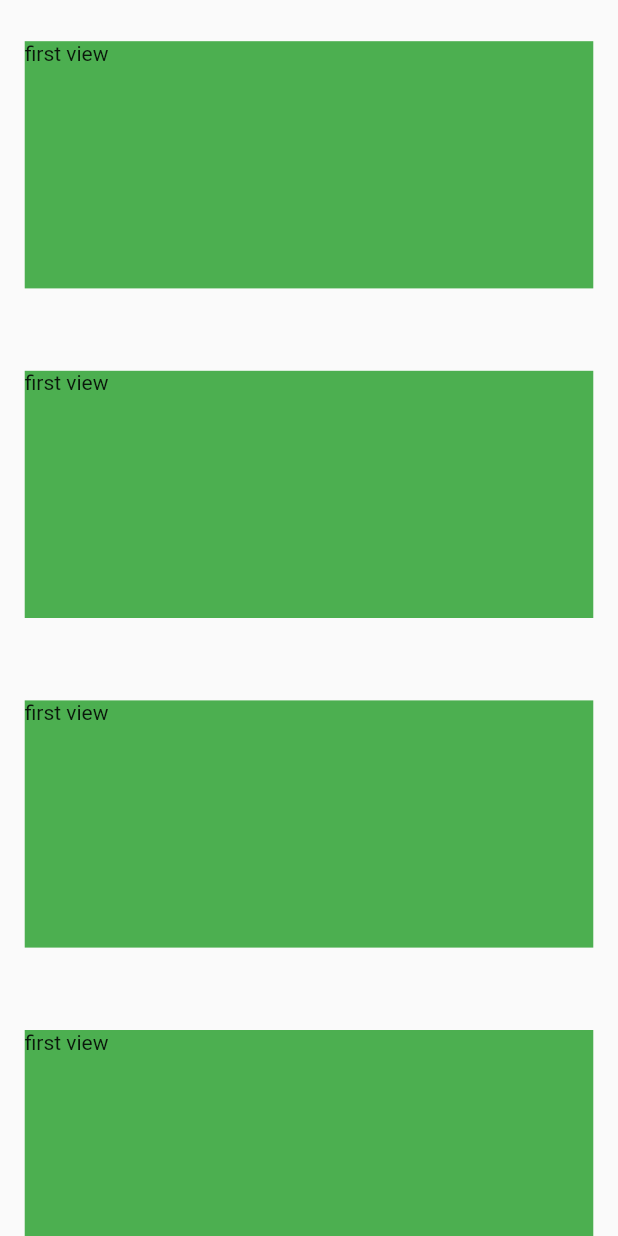
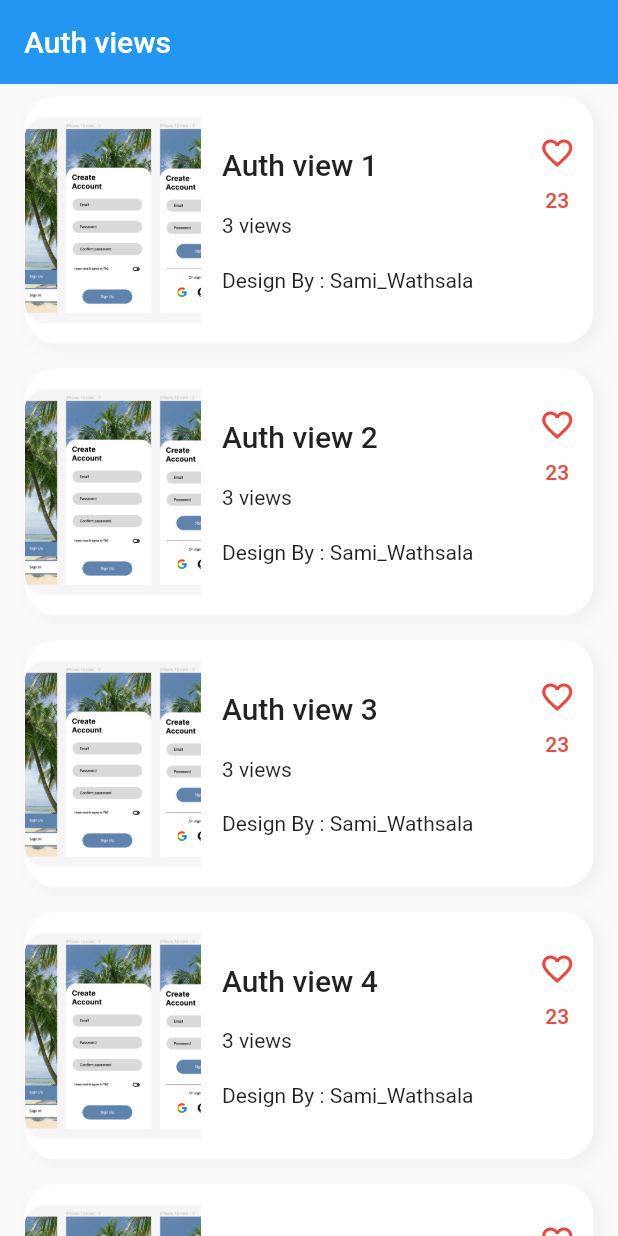
Before and after one commit to SamadhiWathsala/flutter_auth_story, a Flutter app: the screen it shows after launch, on a phone screen of 412 x 824 dp. Run offline on Flutter 3.47's test engine with Material 2 defaults, Android fonts, the phone set to English and light mode, and no system bars.

Commit message:
Design reusable home view

```diff
--- a/lib/home.dart
+++ b/lib/home.dart
@@ -7,15 +7,76 @@ class HomeView extends StatelessWidget {
   Widget build(BuildContext context) {
     final size = MediaQuery.of(context).size;
     return Scaffold(
+      appBar: AppBar(
+        title: const Text('Auth views'),
+        elevation: 0.0,
+      ),
       body: ListView.builder(
         itemCount: 5,
           itemBuilder: (context,index){
             return Padding(
-              padding: EdgeInsets.symmetric(horizontal: size.width/25,vertical: size.height/30),
-              child: Container(
-                color: Colors.green,
-                height: size.height/5,
-                child: Text('first view'),
+              padding: EdgeInsets.symmetric(horizontal: size.width/25,vertical: size.height/100),
+              child: InkWell(
+                onTap: (){
+                //  Navigation rute going here
+                },
+                child: Container(
+                  decoration: BoxDecoration(
+                      color: Colors.white,
+                    borderRadius: BorderRadius.all(Radius.circular(size.width/20)),
+                    boxShadow: [
+                      BoxShadow(
+                        blurRadius: 9,
+                        color: Colors.grey.shade200,
+                        offset: const Offset(4, 3)
+                      )
+                    ]
+                  ),
+
+                  height: size.height/5,
+                  child: Row(
+                    children: [
+                      Container(
+                        width: size.width/3.5,
+                        height: size.height/6,
+                        decoration: BoxDecoration(
+                            borderRadius: BorderRadius.only(
+                                topLeft: Radius.circular(size.width/30),
+                                bottomLeft: Radius.circular(size.width/30)
+                            ),
+                            image: const DecorationImage(image: AssetImage('assets/images/authView.png'),fit: BoxFit.cover)
+                        ),
+                      ),
+                      Expanded(
+                        child: Padding(
+                          padding: EdgeInsets.symmetric(horizontal: size.width/30),
+                          child: SizedBox(
+                            height: size.height/6,
+                            child: Column(
+                              mainAxisAlignment: MainAxisAlignment.spaceEvenly,
+                              crossAxisAlignment: CrossAxisAlignment.start,
+                              children: [
+                                Text('Auth view ' + (index+1).toString(),style: Theme.of(context).textTheme.headline6,overflow: TextOverflow.ellipsis,),
+                                const Text('3 views'),
+                                const Text('Design By : Sami_Wathsala',overflow: TextOverflow.ellipsis,),
+                              ],
+                            ),
+                          ),
+                        ),
+                      ),
+                      SizedBox(
+                        height: size.height/6,
+                        child: Column(
+                          mainAxisAlignment: MainAxisAlignment.start,
+                          children: [
+                            IconButton(onPressed: (){}, icon: const Icon(Icons.favorite_border_outlined,color: Colors.red,)),
+                            Text('23',style: Theme.of(context).textTheme.subtitle2!.copyWith(color: Colors.red),),
+                          ],
+                        ),
+                      )
+                    ],
+                  ),
+                ),
               ),
             );
           }
--- a/lib/main.dart
+++ b/lib/main.dart
@@ -11,6 +11,7 @@ class MyApp extends StatelessWidget {
   @override
   Widget build(BuildContext context) {
     return MaterialApp(
+      debugShowCheckedModeBanner: false,
       theme: ThemeData(
         primarySwatch: Colors.blue,
       ),
--- a/pubspec.yaml
+++ b/pubspec.yaml
@@ -58,8 +58,8 @@ flutter:
   uses-material-design: true
 
   # To add assets to your application, add an assets section, like this:
-  # assets:
-  #   - images/a_dot_burr.jpeg
+  assets:
+     - assets/images/
   #   - images/a_dot_ham.jpeg
 
   # An image asset can refer to one or more resolution-specific "variants", see
```
Also changed, not shown: assets/images/authView.png (added).
